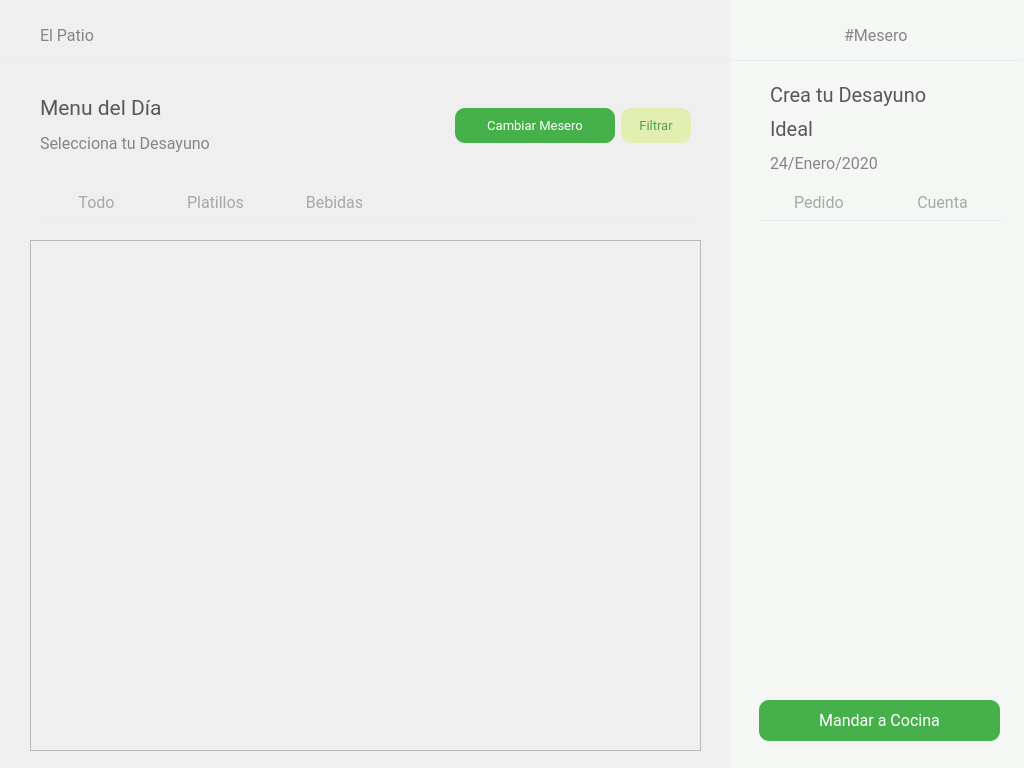
Qt form El-Patio/mesero/mesero_menu_comandas.ui (MrDanielG/IHC-ElPatio) before a commit.
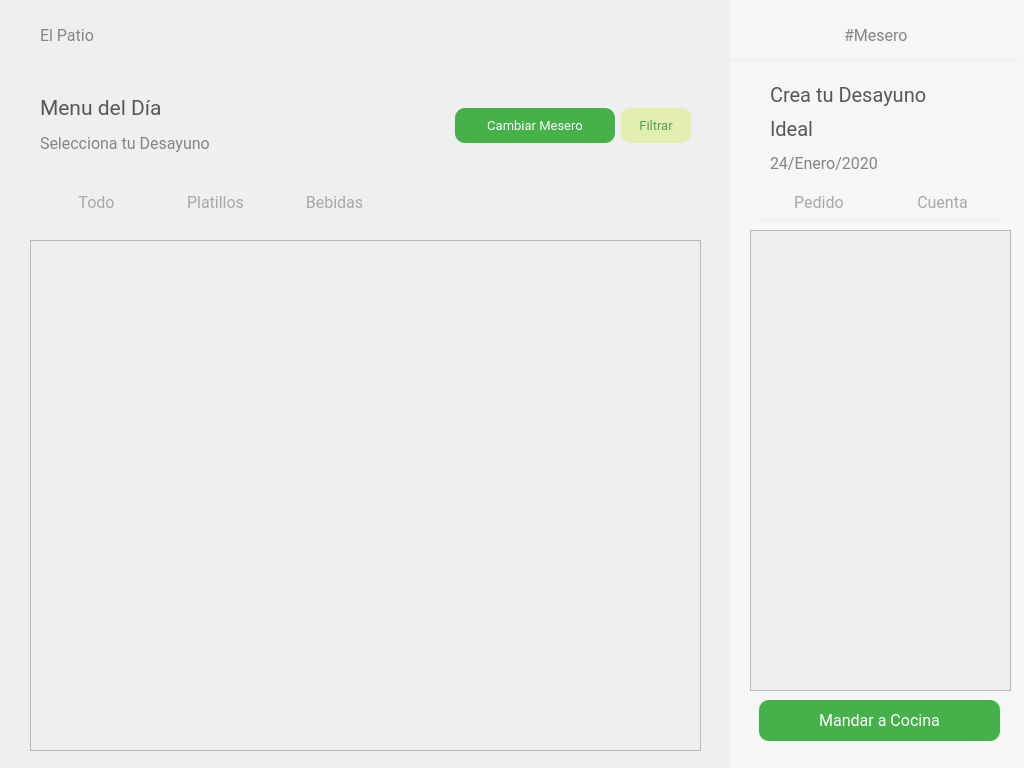
The same form after that commit.

What changed in the file:
```diff
--- a/El-Patio/mesero/mesero_menu_comandas.ui
+++ b/El-Patio/mesero/mesero_menu_comandas.ui
@@ -692,6 +692,68 @@
     </layout>
    </widget>
   </widget>
+  <widget class="QScrollArea" name="scrollSideBar">
+   <property name="geometry">
+    <rect>
+     <x>750</x>
+     <y>230</y>
+     <width>261</width>
+     <height>461</height>
+    </rect>
+   </property>
+   <property name="minimumSize">
+    <size>
+     <width>0</width>
+     <height>0</height>
+    </size>
+   </property>
+   <property name="cursor" stdset="0">
+    <cursorShape>ArrowCursor</cursorShape>
+   </property>
+   <property name="mouseTracking">
+    <bool>false</bool>
+   </property>
+   <property name="styleSheet">
+    <string notr="true"/>
+   </property>
+   <property name="verticalScrollBarPolicy">
+    <enum>Qt::ScrollBarAsNeeded</enum>
+   </property>
+   <property name="horizontalScrollBarPolicy">
+    <enum>Qt::ScrollBarAlwaysOff</enum>
+   </property>
+   <property name="sizeAdjustPolicy">
+    <enum>QAbstractScrollArea::AdjustToContents</enum>
+   </property>
+   <property name="widgetResizable">
+    <bool>true</bool>
+   </property>
+   <widget class="QWidget" name="scrollareaalbumSidebar">
+    <property name="geometry">
+     <rect>
+      <x>0</x>
+      <y>0</y>
+      <width>259</width>
+      <height>459</height>
+     </rect>
+    </property>
+    <property name="cursor">
+     <cursorShape>PointingHandCursor</cursorShape>
+    </property>
+    <property name="autoFillBackground">
+     <bool>true</bool>
+    </property>
+    <layout class="QGridLayout" name="gridLayout_3">
+     <item row="0" column="0">
+      <layout class="QGridLayout" name="gridLayout_4">
+       <property name="sizeConstraint">
+        <enum>QLayout::SetMaximumSize</enum>
+       </property>
+      </layout>
+     </item>
+    </layout>
+   </widget>
+  </widget>
  </widget>
  <resources/>
  <connections/>
```
